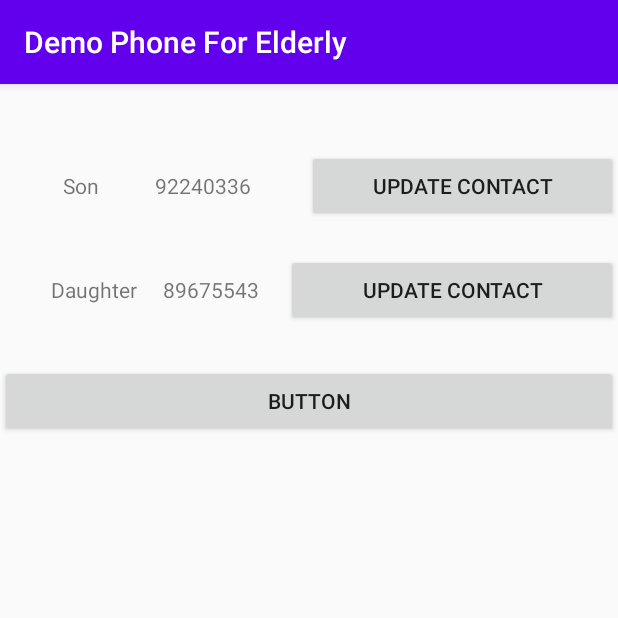
After one commit to lowfanghong/DemoPhoneForElderly, an Android app: the SettingsPage screen opened directly, with no data from a screen before it, on a phone screen of 412 x 824 dp, the top half of it. The commit adds this screen. Run offline under Robolectric (Android 15) with nearby library versions, the phone set to English and light mode, and no system bars.

Commit message:
another commit

```diff
--- a/app/src/main/AndroidManifest.xml
+++ b/app/src/main/AndroidManifest.xml
@@ -1,7 +1,6 @@
 <?xml version="1.0" encoding="utf-8"?>
 <manifest xmlns:android="http://schemas.android.com/apk/res/android"
     package="sg.edu.rp.c346.id_18021531.demophoneforelderly">
-    <uses-permission android:name="android.permission.CALL_PHONE"></uses-permission>
 
     <application
         android:allowBackup="true"
@@ -10,6 +9,7 @@
         android:roundIcon="@mipmap/ic_launcher_round"
         android:supportsRtl="true"
         android:theme="@style/AppTheme">
+        <activity android:name=".SettingsPage"></activity>
         <activity android:name=".MainActivity">
             <intent-filter>
                 <action android:name="android.intent.action.MAIN" />
@@ -19,4 +19,6 @@
         </activity>
     </application>
 
+    <uses-permission android:name="android.permission.CALL_PHONE" />
+
 </manifest>
--- /dev/null
+++ b/app/src/main/java/sg/edu/rp/c346/id_18021531/demophoneforelderly/SettingsPage.java
@@ -0,0 +1,55 @@
+package sg.edu.rp.c346.id_18021531.demophoneforelderly;
+
+import androidx.appcompat.app.AlertDialog;
+import androidx.appcompat.app.AppCompatActivity;
+
+import android.content.Context;
+import android.content.DialogInterface;
+import android.os.Bundle;
+import android.view.LayoutInflater;
+import android.view.View;
+import android.widget.Button;
+import android.widget.EditText;
+import android.widget.TextView;
+
+public class SettingsPage extends AppCompatActivity {
+Button btnSon, btnDau;
+TextView tvSon, tvDaughter;
+    @Override
+    protected void onCreate(Bundle savedInstanceState) {
+        super.onCreate(savedInstanceState);
+        setContentView(R.layout.activity_settings_page);
+        btnSon = findViewById(R.id.buttonSon);
+        btnDau = findViewById(R.id.buttonDaughter);
+        tvSon = findViewById(R.id.textViewSonNumber);
+        tvDaughter = findViewById(R.id.textViewDaughterNumber);
+
+        btnSon.setOnClickListener(new View.OnClickListener() {
+            @Override
+            public void onClick(View v) {
+                LayoutInflater inflater = (LayoutInflater) getBaseContext().getSystemService
+                        (Context.LAYOUT_INFLATER_SERVICE);
+                View viewDialog = inflater.inflate(R.layout.input,null);
+                final EditText etNumber = viewDialog.findViewById(R.id.editText);
+                AlertDialog.Builder myBuilder = new AlertDialog.Builder
+                        (SettingsPage.this);
+                myBuilder.setView(viewDialog);
+                myBuilder.setTitle("Update Son's Number");
+                myBuilder.setPositiveButton("Update Contact", new DialogInterface.OnClickListener() {
+                    @Override
+                    public void onClick(DialogInterface dialog, int which) {
+                        Integer num1 = Integer.parseInt(etNumber.getText().toString());
+                       tvSon.setText(num1);
+                    }
+                });
+
+                myBuilder.setNeutralButton("Cancel",null);
+                AlertDialog myDialog = myBuilder.create();
+                myDialog.show();
+
+            }
+        });
+
+
+    }
+}
--- /dev/null
+++ b/app/src/main/res/layout/activity_settings_page.xml
@@ -0,0 +1,72 @@
+<?xml version="1.0" encoding="utf-8"?>
+<LinearLayout xmlns:android="http://schemas.android.com/apk/res/android"
+    xmlns:app="http://schemas.android.com/apk/res-auto"
+    xmlns:tools="http://schemas.android.com/tools"
+    android:layout_width="match_parent"
+    android:layout_height="match_parent"
+    android:orientation="vertical"
+    tools:context=".SettingsPage">
+
+    <LinearLayout
+        android:layout_width="match_parent"
+        android:layout_height="113dp"
+        android:orientation="horizontal"
+        android:paddingTop="44dp">
+
+        <TextView
+            android:id="@+id/textView"
+            android:layout_width="wrap_content"
+            android:layout_height="wrap_content"
+            android:layout_weight="1"
+            android:paddingLeft="42dp"
+            android:text="Son" />
+
+        <TextView
+            android:id="@+id/textViewSonNumber"
+            android:layout_width="wrap_content"
+            android:layout_height="wrap_content"
+            android:layout_weight="1"
+            android:text="92240336" />
+
+        <Button
+            android:id="@+id/buttonSon"
+            android:layout_width="170dp"
+            android:layout_height="wrap_content"
+            android:layout_weight="1"
+            android:text="Update Contact" />
+    </LinearLayout>
+
+    <LinearLayout
+        android:layout_width="match_parent"
+        android:layout_height="74dp"
+        android:orientation="horizontal">
+
+        <TextView
+            android:id="@+id/textView2"
+            android:layout_width="wrap_content"
+            android:layout_height="wrap_content"
+            android:layout_weight="1"
+            android:paddingLeft="34dp"
+            android:text="Daughter" />
+
+        <TextView
+            android:id="@+id/textViewDaughterNumber"
+            android:layout_width="wrap_content"
+            android:layout_height="wrap_content"
+            android:layout_weight="1"
+            android:text="89675543" />
+
+        <Button
+            android:id="@+id/buttonDaughter"
+            android:layout_width="203dp"
+            android:layout_height="wrap_content"
+            android:layout_weight="1"
+            android:text="Update Contact" />
+    </LinearLayout>
+
+    <Button
+        android:id="@+id/button3"
+        android:layout_width="match_parent"
+        android:layout_height="wrap_content"
+        android:text="Button" />
+</LinearLayout>
```
Also changed, not shown: app/src/main/java/sg/edu/rp/c346/id_18021531/demophoneforelderly/MainActivity.java (+19 -0 lines), app/src/main/res/layout/input.xml (added, +15 -0 lines), app/src/main/res/menu/menu.xml (added, +12 -0 lines).
